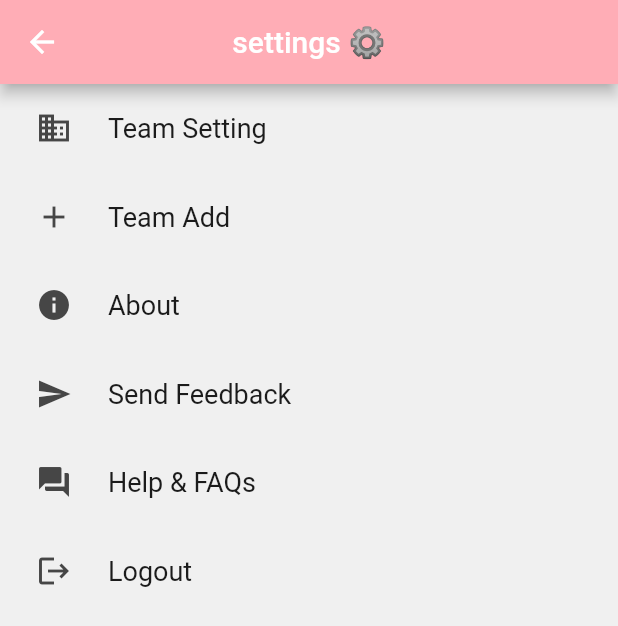
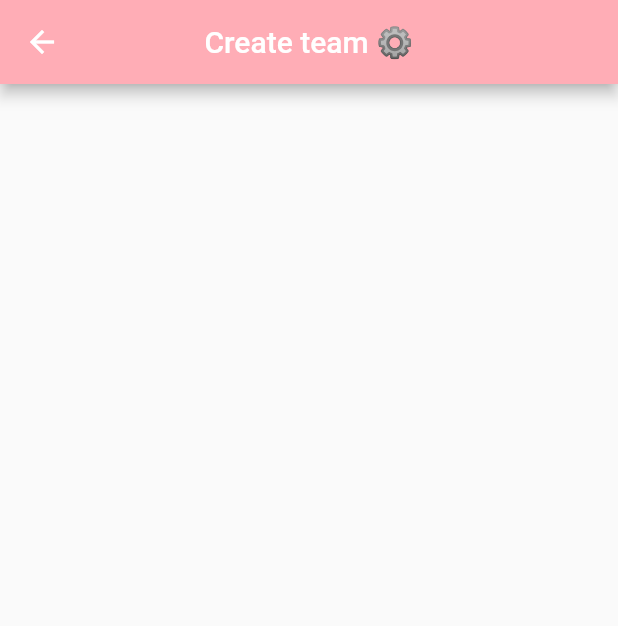
Before and after one commit to LINKIT-dev/LINKIT_client, a Flutter app: the SettingPage screen opened directly, after a tap on "Team Add", on a phone screen of 412 x 824 dp. Shown: the top 626 px of the screen. Run offline on Flutter 3.47's test engine with Material 2 defaults, Android fonts, the phone set to English and light mode, and no system bars; drawn by our look-alikes of settings_ui; our stand-ins replace get; missing offline and left inert: vs_scrollbar; network calls fail.

Commit message:
current working

```diff
--- /dev/null
+++ b/lib/model/team_add_model.dart
@@ -0,0 +1 @@
+import '';
--- a/lib/model/teamspace_model.dart
+++ b/lib/model/teamspace_model.dart
@@ -5,7 +5,7 @@ class TeamSpaceModel {
   TeamSpaceModel({required this.teamNum, required this.teams});
 
   factory TeamSpaceModel.fromJson(Map<String, dynamic> json) {
-    var list = json['lst'] as List;
+    var list = json['teams'] as List;
     List<TeamModel> teamList = list.map((i) => TeamModel.fromJson(i)).toList();
     return TeamSpaceModel(
       teamNum: json['team_num'],
--- a/lib/view/home_page.dart
+++ b/lib/view/home_page.dart
@@ -6,6 +6,7 @@ import 'workspace.dart';
 import 'package:vs_scrollbar/vs_scrollbar.dart';
 import '../controller/teamspace_controller.dart';
 import '../controller/BottomNavigator.dart';
+import '../controller/porfile_controller.dart';
 import 'tag_page.dart';
 import 'notice_page.dart';
 import 'setting_page.dart';
@@ -65,7 +66,7 @@ class _MainPageState extends State<MainPage> {
           child: Column(
             mainAxisAlignment: MainAxisAlignment.center,
             children: [
-              ProfileContainer(),
+              ProfileContainer(profile: ProfileController.pm),
               Line(width: 320),
               SearchContainer(),
               Line(width: 320),
--- a/lib/view/profile.dart
+++ b/lib/view/profile.dart
@@ -3,7 +3,8 @@ import '../controller/profile_controller.dart';
 import 'package:get/get.dart';
 
 class ProfileContainer extends StatefulWidget {
-  const ProfileContainer({super.key});
+  final ProfileModel profile;
+  const ProfileContainer({super.key, required this.profile});
 
   @override
   State<ProfileContainer> createState() => _ProfileContainerState();
@@ -30,7 +31,7 @@ class _ProfileContainerState extends State<ProfileContainer> {
             crossAxisAlignment: CrossAxisAlignment.start,
             children: <Widget>[
               Text(
-                "HELLO,\n${profileController.pm.value.name}",
+                "HELLO,\n${widget.profile.name}",
                 style: TextStyle(
                   fontSize: 25,
                   fontFamily: 'jalnanGothic',
--- /dev/null
+++ b/lib/view/team_add_page.dart
@@ -0,0 +1,29 @@
+import 'package:flutter/material.dart';
+import 'package:get/get.dart';
+
+class TeamAddPage extends StatelessWidget {
+  const TeamAddPage({super.key});
+
+  @override
+  Widget build(BuildContext context) {
+    return Scaffold(
+      appBar: CreateTeamAppBar(),
+    );
+  }
+}
+
+class CreateTeamAppBar extends StatelessWidget implements PreferredSizeWidget {
+  const CreateTeamAppBar({super.key});
+
+  @override
+  Widget build(BuildContext context) {
+    return AppBar(
+      centerTitle: true,
+      backgroundColor: Color(0xffffadb6),
+      title: Text('Create team ⚙️'),
+    );
+  }
+
+  @override
+  Size get preferredSize => Size.fromHeight(kToolbarHeight);
+}
--- a/pubspec.yaml
+++ b/pubspec.yaml
@@ -34,6 +34,7 @@ dependencies:
   vs_scrollbar: ^1.0.0
   http: ^1.1.0
   settings_ui:
+  dio: ^5.3.4
 
 
   # The following adds the Cupertino Icons font to your application.
@@ -65,6 +66,7 @@ flutter:
   # To add assets to your application, add an assets section, like this:
   assets:
     - assets/image/
+    - assets/test/
 
   # An image asset can refer to one or more resolution-specific "variants", see
   # https://flutter.dev/assets-and-images/#resolution-aware
```
Also changed, not shown: lib/controller/profile_controller.dart (+17 -6 lines), lib/model/profile_model.dart (+6 -6 lines), lib/view/setting_page.dart (+6 -2 lines), lib/view/team_setting_page.dart (added, +40 -0 lines), lib/view/team_setting_detail_page.dart (added), pubspec.lock, 1 other file.
